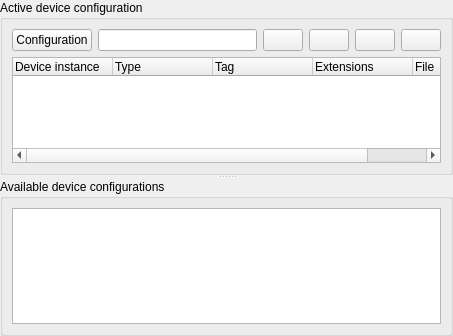
Old version of the form messdevcfg.ui in the repository qmc2/qmc2-mame-fe.
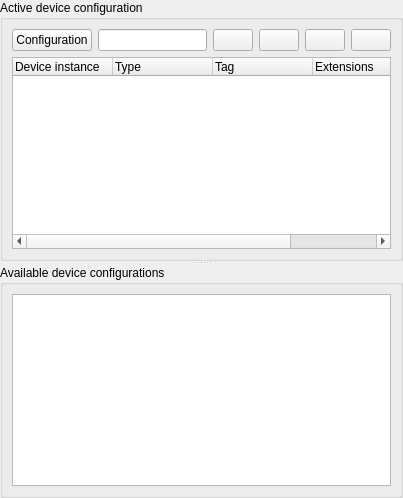
New version of the form. Icons and pictures are not drawn.

```diff
--- a/messdevcfg.ui
+++ b/messdevcfg.ui
@@ -1,13 +1,13 @@
 <ui version="4.0" >
  <author>R. Reucher</author>
  <class>MESSDeviceConfigurator</class>
- <widget class="QWidget" name="MESSDeviceConfigurator" >
-  <property name="geometry" >
+ <widget class="QWidget" name="MESSDeviceConfigurator">
+  <property name="geometry">
    <rect>
     <x>0</x>
     <y>0</y>
-    <width>453</width>
-    <height>336</height>
+    <width>403</width>
+    <height>498</height>
    </rect>
   </property>
   <property name="windowTitle" >
@@ -195,7 +195,7 @@
    </item>
   </layout>
  </widget>
- <layoutdefault spacing="6" margin="9" />
+ <layoutdefault spacing="6" margin="9"/>
  <tabstops>
   <tabstop>pushButtonConfiguration</tabstop>
   <tabstop>lineEditConfigurationName</tabstop>
```
Left out of the diff: 131 changed lines with no effect on the pictures.
